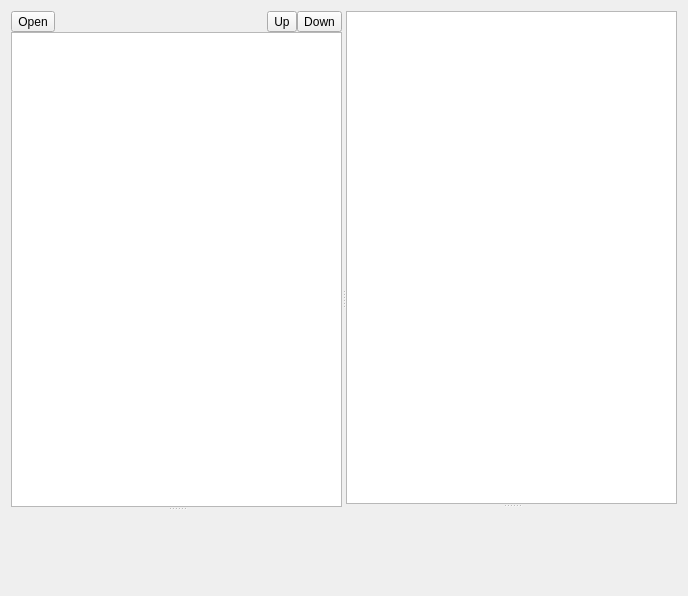
Above: Forms/mainview.ui from ArashMassoudieh/WaterwAIs before the change. Below: the same form after it.
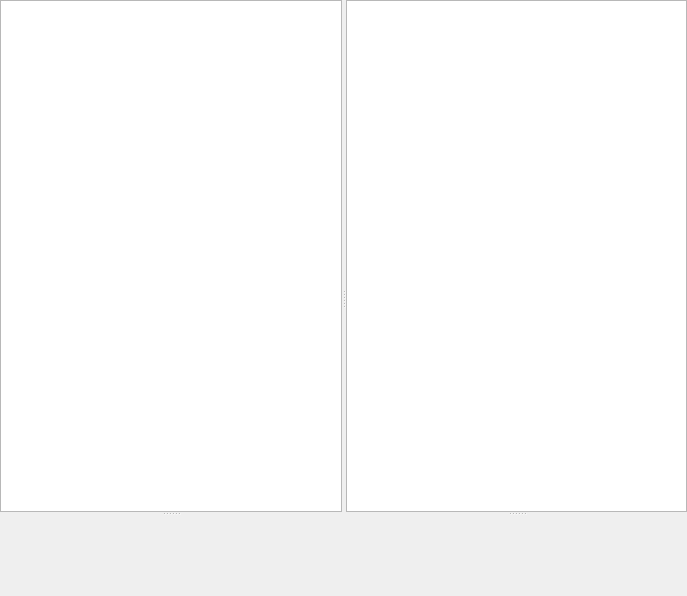
That is the form after the change. Custom widgets are drawn as their Qt base class.

Commit message: Added support for the 'Layer.json' file describing feature layers and model layers. Fixed some issues with Map view panning mode Added test model files for Sligo creek model. Adjustments to run the Wasm application in the cloud mode.

The edit to the form file:
```diff
--- a/Forms/mainview.ui
+++ b/Forms/mainview.ui
@@ -6,7 +6,7 @@
    <rect>
     <x>0</x>
     <y>0</y>
-    <width>688</width>
+    <width>687</width>
     <height>596</height>
    </rect>
   </property>
@@ -14,6 +14,21 @@
    <string>Form</string>
   </property>
   <layout class="QVBoxLayout" name="verticalLayout_3">
+   <property name="spacing">
+    <number>0</number>
+   </property>
+   <property name="leftMargin">
+    <number>0</number>
+   </property>
+   <property name="topMargin">
+    <number>0</number>
+   </property>
+   <property name="rightMargin">
+    <number>0</number>
+   </property>
+   <property name="bottomMargin">
+    <number>0</number>
+   </property>
    <item>
     <widget class="QSplitter" name="map_layers_splitter">
      <property name="orientation">
@@ -27,61 +42,14 @@
        <property name="spacing">
         <number>0</number>
        </property>
-       <item>
-        <layout class="QHBoxLayout" name="horizontalLayout_3">
-         <item>
-          <widget class="QToolButton" name="btnOpen">
-           <property name="sizePolicy">
-            <sizepolicy hsizetype="Fixed" vsizetype="Fixed">
-             <horstretch>0</horstretch>
-             <verstretch>0</verstretch>
-            </sizepolicy>
-           </property>
-           <property name="text">
-            <string>Open</string>
-           </property>
-          </widget>
-         </item>
-         <item>
-          <spacer name="horizontalSpacer_2">
-           <property name="orientation">
-            <enum>Qt::Horizontal</enum>
-           </property>
-           <property name="sizeHint" stdset="0">
-            <size>
-             <width>40</width>
-             <height>20</height>
-            </size>
-           </property>
-          </spacer>
-         </item>
-         <item>
-          <widget class="QToolButton" name="btnMoveUp">
-           <property name="toolTip">
-            <string>Moves layer up</string>
-           </property>
-           <property name="text">
-            <string>Up</string>
-           </property>
-          </widget>
-         </item>
-         <item>
-          <widget class="QToolButton" name="btnMoveDown">
-           <property name="toolTip">
-            <string>Moves layer down</string>
-           </property>
-           <property name="text">
-            <string>Down</string>
-           </property>
-          </widget>
-         </item>
-        </layout>
-       </item>
        <item>
         <widget class="QSplitter" name="splitter">
          <property name="orientation">
           <enum>Qt::Vertical</enum>
          </property>
+         <widget class="QWidget" name="layoutWidget1">
+          <layout class="QGridLayout" name="gridLayout_layers">
+           <item row="0" column="0">
          <widget class="QListView" name="lstLayers">
           <property name="contextMenuPolicy">
            <enum>Qt::CustomContextMenu</enum>
@@ -104,6 +72,9 @@
           <property name="alternatingRowColors">
            <bool>true</bool>
           </property>
+            </widget>
+           </item>
+          </layout>
          </widget>
          <widget class="WaterwAIs::Panel" name="propertyPanel"/>
         </widget>
```
Lines whose indentation alone changed are shown as unchanged. The commit also changes 47 other files.
